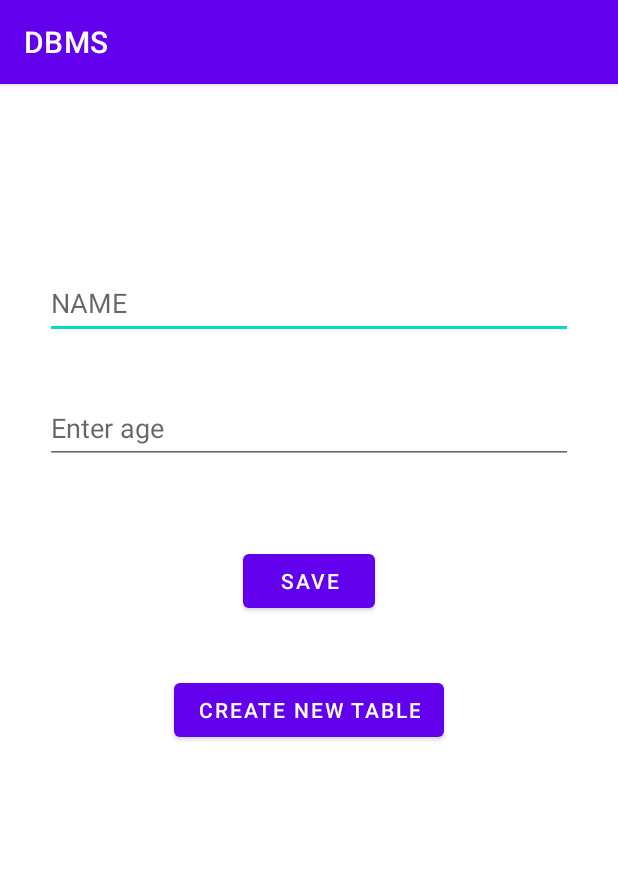
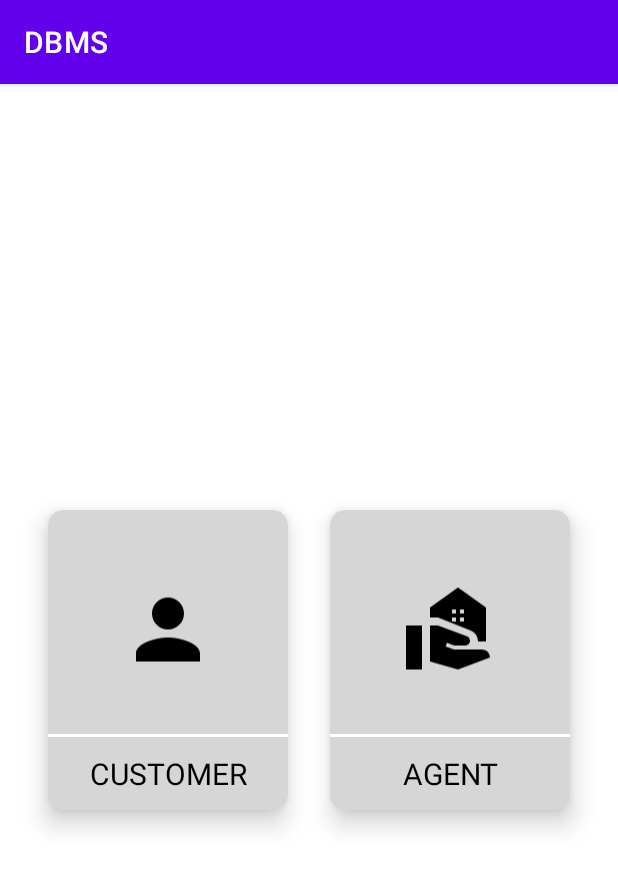
Before and after one commit to aman247av/Real-Estate-Management, an Android app: the screen it shows after launch (MainActivity), on a phone screen of 412 x 824 dp. Shown: the top 869 px of the screen. Run offline under Robolectric (Android 15) with nearby library versions, the phone set to English and light mode, and no system bars.

```diff
--- a/app/src/main/AndroidManifest.xml
+++ b/app/src/main/AndroidManifest.xml
@@ -12,6 +12,9 @@
         android:theme="@style/Theme.DBMS"
         tools:targetApi="31">
         <activity
+            android:name=".HomePage"
+            android:exported="false" />
+        <activity
             android:name=".MainActivity"
             android:exported="true">
             <intent-filter>
--- a/app/src/main/java/com/example/dbms/MainActivity.java
+++ b/app/src/main/java/com/example/dbms/MainActivity.java
@@ -1,10 +1,13 @@
 package com.example.dbms;
 
 import androidx.appcompat.app.AppCompatActivity;
+import androidx.cardview.widget.CardView;
 
+import android.content.Intent;
 import android.database.Cursor;
 import android.database.sqlite.SQLiteDatabase;
 import android.os.Bundle;
+import android.view.View;
 import android.widget.Button;
 import android.widget.TextView;
 
@@ -17,25 +20,34 @@ public class MainActivity extends AppCompatActivity {
 
     SQLiteDatabase db;
 
+    CardView customerCardView;
+
     @Override
     protected void onCreate(Bundle savedInstanceState) {
         super.onCreate(savedInstanceState);
         setContentView(R.layout.activity_main);
 
-        btSave = findViewById(R.id.button);
-        tvName = findViewById(R.id.tvName);
-        tvAge = findViewById(R.id.tvAge);
-        btCreateTable = findViewById(R.id.createTable);
+        customerCardView=findViewById(R.id.customerCardView);
 
-        db = openOrCreateDatabase("Demo", MODE_PRIVATE, null);
-
-        btSave.setOnClickListener(v -> {
-            saveData(tvName.getText().toString(), Integer.parseInt(tvAge.getText().toString()));
+        customerCardView.setOnClickListener(new View.OnClickListener() {
+            @Override
+            public void onClick(View view) {
+                Intent i=new Intent(MainActivity.this,HomePage.class);
+                startActivity(i);
+            }
         });
 
-        btCreateTable.setOnClickListener(v -> {
-            createTable("Table2");
-        });
+
+//
+//        db = openOrCreateDatabase("Demo", MODE_PRIVATE, null);
+//
+//        btSave.setOnClickListener(v -> {
+//            saveData(tvName.getText().toString(), Integer.parseInt(tvAge.getText().toString()));
+//        });
+//
+//        btCreateTable.setOnClickListener(v -> {
+//            createTable("Table2");
+//        });
     }
 
     public void saveData(String name, int age){
--- /dev/null
+++ b/app/src/main/res/drawable/agent_24.xml
@@ -0,0 +1,5 @@
+<vector android:height="24dp" android:tint="#000000"
+    android:viewportHeight="24" android:viewportWidth="24"
+    android:width="24dp" xmlns:android="http://schemas.android.com/apk/res/android">
+    <path android:fillColor="@android:color/white" android:pathData="M1,22h4V11H1V22zM20,17h-7l-2.09,-0.73l0.33,-0.94L13,16h2.82c0.65,0 1.18,-0.53 1.18,-1.18l0,0c0,-0.49 -0.31,-0.93 -0.77,-1.11L8.97,11H7v9.02L14,22l8,-3l0,0C21.99,17.9 21.11,17 20,17zM14,1.5l-7,5V9h2l8.14,3.26C18.26,12.71 19,13.79 19,15h2V6.5L14,1.5zM13.5,10h-1V9h1V10zM13.5,8h-1V7h1V8zM15.5,10h-1V9h1V10zM15.5,8h-1V7h1V8z"/>
+</vector>
--- /dev/null
+++ b/app/src/main/res/drawable/person_24.xml
@@ -0,0 +1,5 @@
+<vector android:height="24dp" android:tint="#000000"
+    android:viewportHeight="24" android:viewportWidth="24"
+    android:width="24dp" xmlns:android="http://schemas.android.com/apk/res/android">
+    <path android:fillColor="@android:color/white" android:pathData="M12,12c2.21,0 4,-1.79 4,-4s-1.79,-4 -4,-4 -4,1.79 -4,4 1.79,4 4,4zM12,14c-2.67,0 -8,1.34 -8,4v2h16v-2c0,-2.66 -5.33,-4 -8,-4z"/>
+</vector>
--- a/app/src/main/res/layout/activity_main.xml
+++ b/app/src/main/res/layout/activity_main.xml
@@ -6,57 +6,111 @@
     android:layout_height="match_parent"
     tools:context=".MainActivity">
 
-    <EditText
-        android:id="@+id/tvName"
-        android:layout_width="0dp"
-        android:layout_height="wrap_content"
-        android:layout_marginStart="30dp"
-        android:layout_marginTop="122dp"
-        android:layout_marginEnd="30dp"
-        android:ems="10"
-        android:hint="NAME"
-        android:inputType="textPersonName"
-        android:minHeight="48dp"
-        app:layout_constraintEnd_toEndOf="parent"
-        app:layout_constraintHorizontal_bias="0.5"
-        app:layout_constraintStart_toStartOf="parent"
-        app:layout_constraintTop_toTopOf="parent" />
 
-    <EditText
-        android:id="@+id/tvAge"
-        android:layout_width="0dp"
-        android:layout_height="wrap_content"
-        android:layout_marginStart="30dp"
-        android:layout_marginTop="35dp"
-        android:layout_marginEnd="30dp"
-        android:ems="10"
-        android:hint="Enter age"
-        android:inputType="number"
-        android:minHeight="48dp"
-        app:layout_constraintEnd_toEndOf="parent"
-        app:layout_constraintHorizontal_bias="0.5"
-        app:layout_constraintStart_toStartOf="parent"
-        app:layout_constraintTop_toBottomOf="@+id/tvName" />
 
-    <Button
-        android:id="@+id/button"
-        android:layout_width="wrap_content"
-        android:layout_height="wrap_content"
-        android:layout_marginTop="54dp"
-        android:text="Save"
-        app:layout_constraintEnd_toEndOf="parent"
-        app:layout_constraintHorizontal_bias="0.5"
-        app:layout_constraintStart_toStartOf="parent"
-        app:layout_constraintTop_toBottomOf="@+id/tvAge" />
 
-    <Button
-        android:id="@+id/createTable"
-        android:layout_width="wrap_content"
-        android:layout_height="wrap_content"
-        android:layout_marginTop="38dp"
-        android:text="Create New Table"
-        app:layout_constraintEnd_toEndOf="parent"
-        app:layout_constraintHorizontal_bias="0.5"
-        app:layout_constraintStart_toStartOf="parent"
-        app:layout_constraintTop_toBottomOf="@+id/button" />
+    <LinearLayout
+        android:layout_width="match_parent"
+        android:layout_height="match_parent"
+        android:orientation="horizontal"
+        android:gravity="center">
+
+
+        <androidx.cardview.widget.CardView
+            android:id="@+id/customerCardView"
+            android:layout_width="160dp"
+            android:layout_height="200dp"
+            android:backgroundTint="#d6d6d6"
+
+            app:cardCornerRadius="10dp"
+            app:cardElevation="10dp"
+            >
+
+
+            <LinearLayout
+                android:layout_width="match_parent"
+                android:layout_height="match_parent"
+                android:orientation="vertical"
+                android:gravity="center"
+                android:weightSum="100">
+
+                <ImageView
+                    android:id="@+id/imageView2"
+                    android:layout_width="64dp"
+                    android:layout_height="64dp"
+                    app:srcCompat="@drawable/person_24"
+                    android:paddingTop="10dp"
+                    android:layout_weight="80"/>
+
+                <View android:layout_width="fill_parent"
+                    android:layout_height="2dp"
+                    android:background="#FFFFFF" />
+
+                <TextView
+                    android:id="@+id/textView"
+                    android:layout_width="match_parent"
+                    android:layout_height="wrap_content"
+                    android:layout_weight="20"
+                    android:textColor="@color/black"
+                    android:textSize="20sp"
+                    android:gravity="center"
+                    android:textAlignment="center"
+                    android:text="CUSTOMER" />
+
+
+            </LinearLayout>
+        </androidx.cardview.widget.CardView>
+
+        <androidx.cardview.widget.CardView
+            android:layout_width="28dp"
+            android:layout_height="wrap_content">
+        </androidx.cardview.widget.CardView>
+
+
+        <androidx.cardview.widget.CardView
+            android:id="@+id/agentCardView"
+            android:layout_width="160dp"
+            android:layout_height="200dp"
+            android:backgroundTint="#d6d6d6"
+            app:cardCornerRadius="10dp"
+            app:cardElevation="10dp"
+            >
+
+
+            <LinearLayout
+                android:layout_width="match_parent"
+                android:layout_height="match_parent"
+                android:orientation="vertical"
+                android:gravity="center"
+                android:weightSum="100">
+
+                <ImageView
+                    android:id="@+id/iv1"
+                    android:layout_width="64dp"
+                    android:layout_height="64dp"
+                    app:srcCompat="@drawable/agent_24"
+                    android:paddingTop="10dp"
+                    android:layout_weight="80"/>
+
+                <View android:layout_width="fill_parent"
+                    android:layout_height="2dp"
+                    android:background="#FFFFFF" />
+
+                <TextView
+                    android:id="@+id/tv1"
+                    android:layout_width="match_parent"
+                    android:layout_height="wrap_content"
+                    android:layout_weight="20"
+                    android:textColor="@color/black"
+                    android:textSize="20sp"
+                    android:gravity="center"
+                    android:textAlignment="center"
+                    android:text="AGENT" />
+
+
+            </LinearLayout>
+        </androidx.cardview.widget.CardView>
+
+
+    </LinearLayout>
 </androidx.constraintlayout.widget.ConstraintLayout>
```
